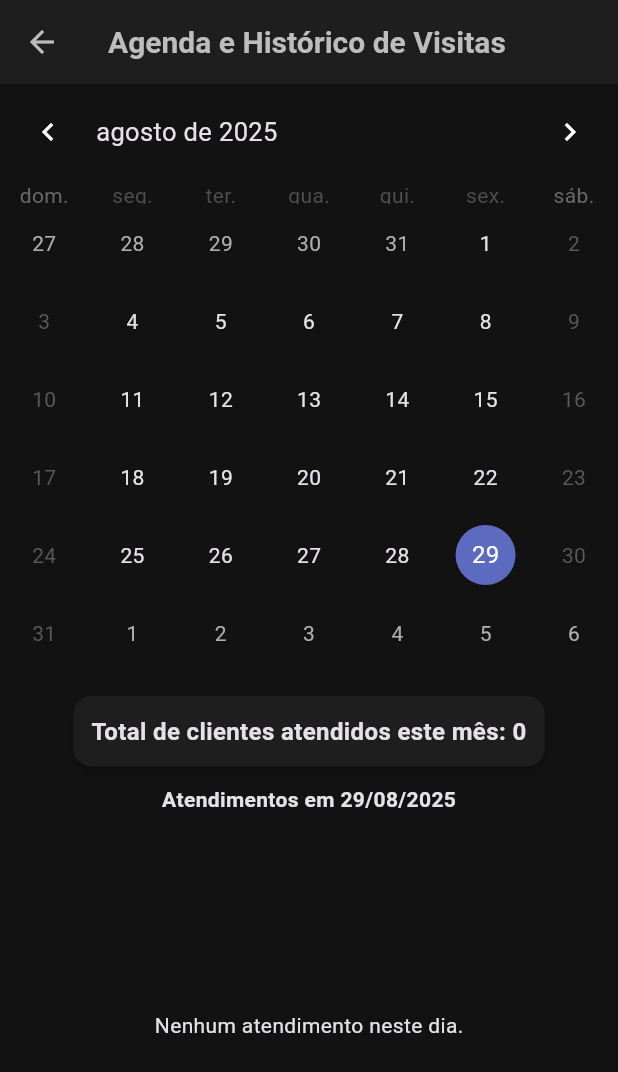
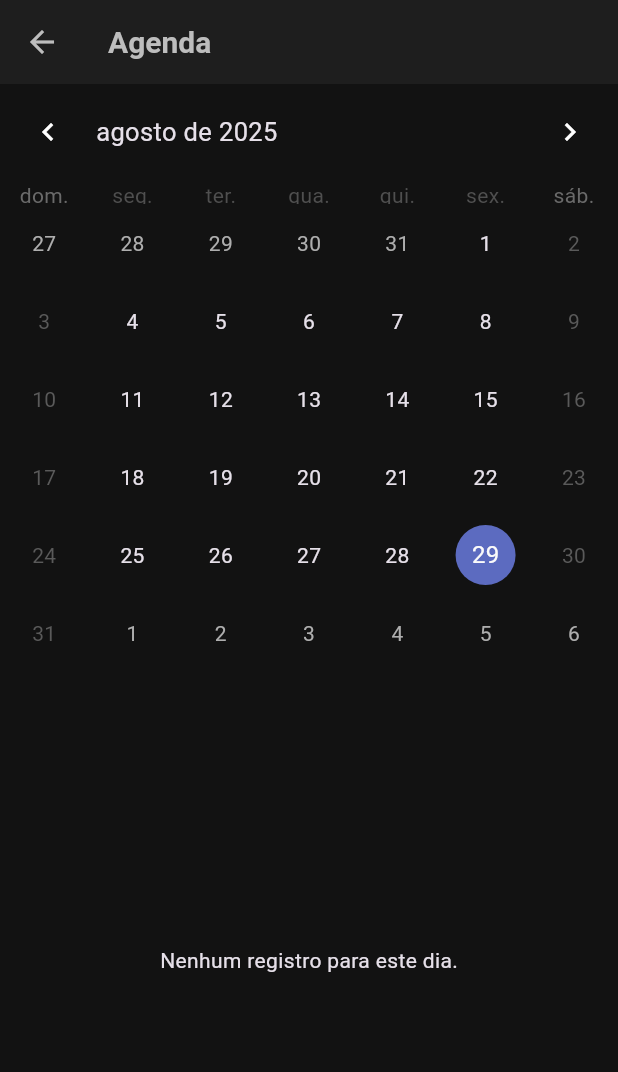
Before and after one commit to DiegoRodrigues1988/Estoque_Sal-o_de_Cabelo, a Flutter app: the screen it shows after launch, after a tap on "Agenda", on a phone screen of 412 x 824 dp. Shown: the top 1072 px of the screen. Run offline on Flutter 3.47's test engine with Material 3 defaults, Android fonts, the phone set to English and light mode, and no system bars; drawn by our look-alikes of table_calendar; our stand-ins replace hive, hive_flutter; accounts and stored records are empty.

Commit message:
antes de mudar a agenda e cliente está tudo ok

```diff
--- a/lib/main.dart
+++ b/lib/main.dart
@@ -1,17 +1,19 @@
 import 'package:flutter/material.dart';
 import 'package:provider/provider.dart';
 import 'package:hive_flutter/hive_flutter.dart';
-import 'package:intl/date_symbol_data_local.dart'; // <-- 1. IMPORTAR ESTA LINHA
+import 'package:intl/date_symbol_data_local.dart';
 
 // Models
 import 'package:estoque_salao_de_cabelo/models/cliente_model.dart';
 import 'package:estoque_salao_de_cabelo/models/produto_model.dart';
 import 'package:estoque_salao_de_cabelo/models/venda_model.dart';
+import 'package:estoque_salao_de_cabelo/models/agendamento_model.dart'; // <-- 1. IMPORTAR
 
 // Providers
 import 'package:estoque_salao_de_cabelo/providers/cliente_provider.dart';
 import 'package:estoque_salao_de_cabelo/providers/produto_provider.dart';
 import 'package:estoque_salao_de_cabelo/providers/venda_provider.dart';
+import 'package:estoque_salao_de_cabelo/providers/agendamento_provider.dart'; // <-- 2. IMPORTAR
 
 // UI
 import 'package:estoque_salao_de_cabelo/ui/pages/home_page.dart';
@@ -19,20 +21,21 @@ import 'package:estoque_salao_de_cabelo/ui/theme/app_theme.dart';
 
 void main() async {
   WidgetsFlutterBinding.ensureInitialized();
-
-  // --- CORREÇÃO AQUI ---
-  // 2. INICIALIZAR A FORMATAÇÃO DE DATAS PARA O NOSSO IDIOMA
   await initializeDateFormatting('pt_BR', null);
 
   await Hive.initFlutter();
 
+  // Registra todos os adaptadores
   Hive.registerAdapter(ClienteAdapter());
   Hive.registerAdapter(ProdutoAdapter());
   Hive.registerAdapter(VendaAdapter());
+  Hive.registerAdapter(AgendamentoAdapter()); // <-- 3. REGISTRAR NOVO ADAPTADOR
 
+  // Abre todas as caixas
   await Hive.openBox<Cliente>('clientes');
   await Hive.openBox<Produto>('produtos');
   await Hive.openBox<Venda>('vendas');
+  await Hive.openBox<Agendamento>('agendamentos'); // <-- 4. ABRIR NOVA CAIXA
 
   runApp(const MyApp());
 }
@@ -47,6 +50,9 @@ class MyApp extends StatelessWidget {
         ChangeNotifierProvider(create: (_) => ClienteProvider()),
         ChangeNotifierProvider(create: (_) => ProdutoProvider()),
         ChangeNotifierProvider(create: (_) => VendaProvider()),
+        ChangeNotifierProvider(
+            create: (_) =>
+                AgendamentoProvider()), // <-- 5. ADICIONAR NOVO PROVIDER
       ],
       child: MaterialApp(
         title: 'Gestor de Salão',
--- /dev/null
+++ b/lib/models/agendamento_model.dart
@@ -0,0 +1,25 @@
+import 'package:hive/hive.dart';
+
+part 'agendamento_model.g.dart';
+
+@HiveType(typeId: 3) // Novo typeId, precisa ser único
+class Agendamento extends HiveObject {
+  @HiveField(0)
+  String id;
+
+  @HiveField(1)
+  String clienteId; // Para saber a qual cliente pertence
+
+  @HiveField(2)
+  String clienteNome;
+
+  @HiveField(3)
+  DateTime data; // Data e hora do agendamento
+
+  Agendamento({
+    required this.id,
+    required this.clienteId,
+    required this.clienteNome,
+    required this.data,
+  });
+}
--- a/lib/ui/pages/agenda_page.dart
+++ b/lib/ui/pages/agenda_page.dart
@@ -2,7 +2,9 @@ import 'package:flutter/material.dart';
 import 'package:intl/intl.dart';
 import 'package:provider/provider.dart';
 import 'package:estoque_salao_de_cabelo/providers/cliente_provider.dart';
+import 'package:estoque_salao_de_cabelo/providers/agendamento_provider.dart';
 import 'package:estoque_salao_de_cabelo/models/cliente_model.dart';
+import 'package:estoque_salao_de_cabelo/models/agendamento_model.dart';
 import 'package:table_calendar/table_calendar.dart';
 
 class AgendaPage extends StatefulWidget {
@@ -15,64 +17,81 @@ class AgendaPage extends StatefulWidget {
 class _AgendaPageState extends State<AgendaPage> {
   DateTime _focusedDay = DateTime.now();
   DateTime? _selectedDay;
-  Map<DateTime, List<Cliente>> _events = {};
+  Map<DateTime, List<dynamic>> _events = {};
 
   @override
   void initState() {
     super.initState();
     _selectedDay = _focusedDay;
-
-    // --- CORREÇÃO AQUI ---
-    // Usamos 'addPostFrameCallback' para garantir que a tela esteja construída
-    // antes de tentarmos carregar os dados do Provider.
     WidgetsBinding.instance.addPostFrameCallback((_) {
       _loadEvents();
     });
   }
 
-  // Função para carregar os "eventos" (clientes que visitaram)
   void _loadEvents() {
     final clientes =
         Provider.of<ClienteProvider>(context, listen: false).clientes;
-    final Map<DateTime, List<Cliente>> eventsForMonth = {};
+    final agendamentos =
+        Provider.of<AgendamentoProvider>(context, listen: false).agendamentos;
+    final Map<DateTime, List<dynamic>> events = {};
 
     for (var cliente in clientes) {
-      // Normaliza a data para ignorar a hora, usando UTC para consistência
       final eventDay = DateTime.utc(cliente.ultimaVisita.year,
           cliente.ultimaVisita.month, cliente.ultimaVisita.day);
+      if (events[eventDay] == null) events[eventDay] = [];
+      events[eventDay]!.add(cliente);
+    }
+    for (var agendamento in agendamentos) {
+      final eventDay = DateTime.utc(
+          agendamento.data.year, agendamento.data.month, agendamento.data.day);
+      if (events[eventDay] == null) events[eventDay] = [];
+      events[eventDay]!.add(agendamento);
+    }
 
-      if (eventsForMonth[eventDay] == null) {
-        eventsForMonth[eventDay] = [];
-      }
-      eventsForMonth[eventDay]!.add(cliente);
+    if (mounted) {
+      setState(() => _events = events);
     }
-    setState(() {
-      _events = eventsForMonth;
-    });
   }
 
-  List<Cliente> _getEventsForDay(DateTime day) {
-    // Normaliza o dia para a busca, usando UTC
-    final normalizedDay = DateTime.utc(day.year, day.month, day.day);
-    return _events[normalizedDay] ?? [];
+  List<dynamic> _getEventsForDay(DateTime day) {
+    return _events[DateTime.utc(day.year, day.month, day.day)] ?? [];
+  }
+
+  // --- NOVA FUNÇÃO PARA EXCLUIR AGENDAMENTOS ---
+  void _confirmarExclusao(BuildContext context, Agendamento agendamento) {
+    showDialog(
+      context: context,
+      builder: (ctx) => AlertDialog(
+        title: const Text('Confirmar Exclusão'),
+        content: Text(
+            'Deseja excluir o agendamento de "${agendamento.clienteNome}"?'),
+        actions: [
+          TextButton(
+            child: const Text('Cancelar'),
+            onPressed: () => Navigator.of(ctx).pop(),
+          ),
+          TextButton(
+            child: const Text('Excluir', style: TextStyle(color: Colors.red)),
+            onPressed: () {
+              final provider =
+                  Provider.of<AgendamentoProvider>(context, listen: false);
+              provider.deleteAgendamento(agendamento).then((_) {
+                _loadEvents(); // Recarrega os eventos para atualizar o calendário
+              });
+              Navigator.of(ctx).pop();
+            },
+          ),
+        ],
+      ),
+    );
   }
 
   @override
   Widget build(BuildContext context) {
-    final clientesDoMes = _events.values
-        .expand((element) => element)
-        .where((c) =>
-            c.ultimaVisita.month == _focusedDay.month &&
-            c.ultimaVisita.year == _focusedDay.year)
-        .toList();
-
-    final eventosDoDiaSelecionado =
-        _getEventsForDay(_selectedDay ?? DateTime.now());
+    final eventosDoDia = _getEventsForDay(_selectedDay ?? DateTime.now());
 
     return Scaffold(
-      appBar: AppBar(
-        title: const Text('Agenda e Histórico de Visitas'),
-      ),
+      appBar: AppBar(title: const Text('Agenda')),
       body: Column(
         children: [
           TableCalendar(
@@ -82,83 +101,46 @@ class _AgendaPageState extends State<AgendaPage> {
             focusedDay: _focusedDay,
             headerStyle: const HeaderStyle(formatButtonVisible: false),
             selectedDayPredicate: (day) => isSameDay(_selectedDay, day),
-            onDaySelected: (selectedDay, focusedDay) {
-              setState(() {
-                _selectedDay = selectedDay;
-                _focusedDay = focusedDay;
-              });
-            },
-            onPageChanged: (focusedDay) {
-              setState(() {
-                _focusedDay = focusedDay;
-                // Recarrega os eventos para o novo mês visível
-                _loadEvents();
-              });
-            },
+            onDaySelected: (selectedDay, focusedDay) => setState(() {
+              _selectedDay = selectedDay;
+              _focusedDay = focusedDay;
+            }),
+            onPageChanged: (focusedDay) =>
+                setState(() => _focusedDay = focusedDay),
             eventLoader: _getEventsForDay,
             calendarBuilders: CalendarBuilders(
               markerBuilder: (context, date, events) {
                 if (events.isNotEmpty) {
-                  return Positioned(
-                    right: 1,
-                    bottom: 1,
-                    child: Container(
-                      decoration: BoxDecoration(
-                        shape: BoxShape.circle,
-                        color: Colors.amber[800],
-                      ),
-                      width: 18.0,
-                      height: 18.0,
-                      child: Center(
-                        child: Text(
-                          '${events.length}',
-                          style: const TextStyle(
-                              color: Colors.white, fontSize: 10),
-                        ),
-                      ),
-                    ),
+                  bool temAgendamento = events.any((e) => e is Agendamento);
+                  bool temVisita = events.any((e) => e is Cliente);
+
+                  return Row(
+                    mainAxisAlignment: MainAxisAlignment.center,
+                    children: [
+                      if (temVisita) _buildMarker(Colors.amber[800]!),
+                      if (temAgendamento) _buildMarker(Colors.green),
+                    ],
                   );
                 }
                 return null;
               },
             ),
           ),
-          const SizedBox(height: 12.0),
-          Padding(
-            padding: const EdgeInsets.symmetric(horizontal: 16.0),
-            child: Card(
-              child: Padding(
-                padding: const EdgeInsets.all(12.0),
-                child: Text(
-                  'Total de clientes atendidos este mês: ${clientesDoMes.length}',
-                  textAlign: TextAlign.center,
-                  style: const TextStyle(
-                      fontSize: 16, fontWeight: FontWeight.bold),
-                ),
-              ),
-            ),
-          ),
           const SizedBox(height: 8),
-          Text(
-              "Atendimentos em ${DateFormat('dd/MM/yyyy').format(_selectedDay!)}",
-              style: const TextStyle(fontWeight: FontWeight.bold)),
           Expanded(
-            child: eventosDoDiaSelecionado.isEmpty
-                ? const Center(child: Text("Nenhum atendimento neste dia."))
+            child: eventosDoDia.isEmpty
+                ? const Center(child: Text("Nenhum registro para este dia."))
                 : ListView.builder(
-                    itemCount: eventosDoDiaSelecionado.length,
+                    itemCount: eventosDoDia.length,
                     itemBuilder: (context, index) {
-                      final cliente = eventosDoDiaSelecionado[index];
-                      return Card(
-                        margin: const EdgeInsets.symmetric(
-                            horizontal: 16, vertical: 4),
-                        child: ListTile(
-                          leading: const Icon(Icons.cut),
-                          title: Text(cliente.nome),
-                          trailing: Text(
-                              "às ${DateFormat('HH:mm').format(cliente.ultimaVisita)}"),
-                        ),
-                      );
+                      final evento = eventosDoDia[index];
+                      if (evento is Cliente) {
+                        return _buildVisitaTile(evento);
+                      }
+                      if (evento is Agendamento) {
+                        return _buildAgendamentoTile(context, evento);
+                      }
+                      return const SizedBox.shrink();
                     },
                   ),
           ),
@@ -166,4 +148,50 @@ class _AgendaPageState extends State<AgendaPage> {
       ),
     );
   }
+
+  Widget _buildMarker(Color color) {
+    return Container(
+      margin: const EdgeInsets.symmetric(horizontal: 1.5),
+      width: 8,
+      height: 8,
+      decoration: BoxDecoration(shape: BoxShape.circle, color: color),
+    );
+  }
+
+  Widget _buildVisitaTile(Cliente cliente) {
+    return Card(
+      margin: const EdgeInsets.symmetric(horizontal: 16, vertical: 4),
+      color: Colors.amber.withOpacity(0.2),
+      child: ListTile(
+        leading: const Icon(Icons.cut, color: Colors.amber),
+        title: Text(cliente.nome),
+        subtitle: const Text("Visitou"),
+        trailing:
+            Text("às ${DateFormat('HH:mm').format(cliente.ultimaVisita)}"),
+      ),
+    );
+  }
+
+  Widget _buildAgendamentoTile(BuildContext context, Agendamento agendamento) {
+    return Card(
+      margin: const EdgeInsets.symmetric(horizontal: 16, vertical: 4),
+      color: Colors.green.withOpacity(0.2),
+      child: ListTile(
+        leading: const Icon(Icons.calendar_today, color: Colors.green),
+        title: Text(agendamento.clienteNome),
+        subtitle: const Text("Agendado"),
+        trailing: Row(
+          mainAxisSize: MainAxisSize.min,
+          children: [
+            Text("às ${DateFormat('HH:mm').format(agendamento.data)}"),
+            // --- BOTÃO DE LIXEIRA ADICIONADO AQUI ---
+            IconButton(
+              icon: const Icon(Icons.delete_outline, color: Colors.redAccent),
+              onPressed: () => _confirmarExclusao(context, agendamento),
+            )
+          ],
+        ),
+      ),
+    );
+  }
 }
```
Also changed, not shown: lib/providers/agendamento_provider.dart (added, +39 -0 lines), lib/ui/pages/add_edit_cliente_page.dart (+84 -7 lines), lib/models/agendamento_model.g.dart (added).
